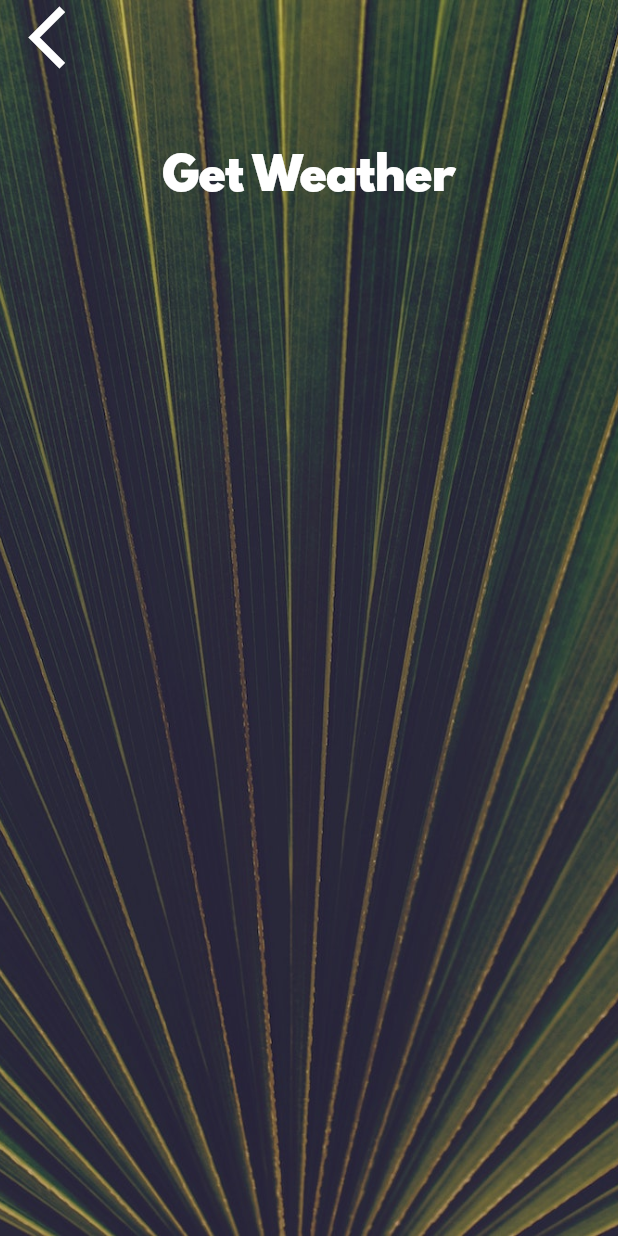
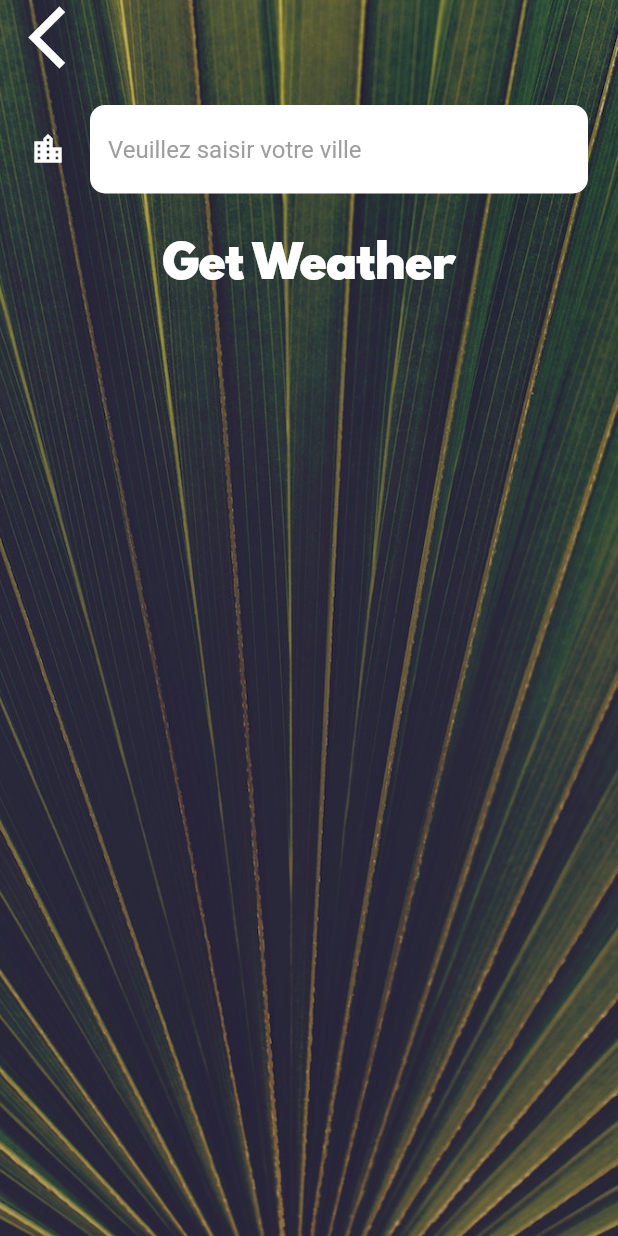
Before and after one commit to yos95/Clima-Flutter, a Flutter app: the CityScreen screen opened directly, on a phone screen of 412 x 824 dp. Run offline on Flutter 3.47's test engine with Material 2 defaults, Android fonts, the phone set to English and light mode, and no system bars; our stand-ins replace flutter_spinkit, geolocator; network calls fail.

Commit message:
add alll

```diff
--- a/lib/screens/city_screen.dart
+++ b/lib/screens/city_screen.dart
@@ -33,7 +33,11 @@ class _CityScreenState extends State<CityScreen> {
               ),
               Container(
                 padding: EdgeInsets.all(20.0),
-                child: null,
+                child: TextField(
+                  style: TextStyle(color: Colors.black),
+                  decoration: kTextFieldInputDecoration,
+                  onChanged: (value) {},
+                ),
               ),
               FlatButton(
                 onPressed: () {},
--- a/lib/utilities/constants.dart
+++ b/lib/utilities/constants.dart
@@ -7,7 +7,7 @@ const kTempTextStyle = TextStyle(
 
 const kMessageTextStyle = TextStyle(
   fontFamily: 'Spartan MB',
-  fontSize: 60.0,
+  fontSize: 55.0,
 );
 
 const kButtonTextStyle = TextStyle(
@@ -18,3 +18,21 @@ const kButtonTextStyle = TextStyle(
 const kConditionTextStyle = TextStyle(
   fontSize: 100.0,
 );
+const kTextFieldInputDecoration = InputDecoration(
+  filled: true,
+  fillColor: Colors.white,
+  icon: Icon(
+    Icons.location_city,
+    color: Colors.white,
+  ),
+  hintText: 'Veuillez saisir votre ville',
+  hintStyle: TextStyle(
+    color: Colors.grey,
+  ),
+  border: OutlineInputBorder(
+    borderRadius: BorderRadius.all(
+      Radius.circular(10),
+    ),
+    borderSide: BorderSide.none,
+  ),
+);
--- a/pubspec.yaml
+++ b/pubspec.yaml
@@ -13,6 +13,7 @@ dependencies:
   cupertino_icons: ^0.1.2
   geolocator: ^5.0.0
   http: ^0.12.0+2
+  flutter_spinkit: ^3.1.0
 
 dev_dependencies:
   flutter_test:
```
Also changed, not shown: lib/screens/loading_screen.dart (+24 -17 lines), lib/screens/location_screen.dart (+49 -5 lines), lib/services/networking.dart (+17 -0 lines), lib/services/weather.dart (+22 -4 lines), pubspec.lock.
